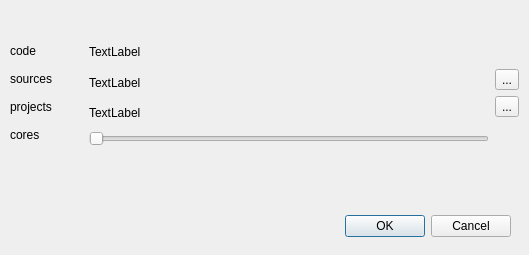
First picture: the form in gui/dialog_conf.ui, repository davidboutelier/PyTecPIV, before the edit.
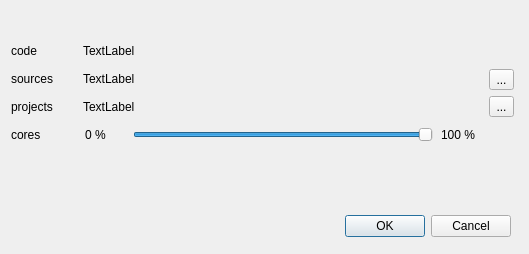
Second picture: the form after the edit.

The edit to the form file:
```diff
--- a/gui/dialog_conf.ui
+++ b/gui/dialog_conf.ui
@@ -7,7 +7,7 @@
     <x>0</x>
     <y>0</y>
     <width>529</width>
-    <height>255</height>
+    <height>254</height>
    </rect>
   </property>
   <property name="windowTitle">
@@ -29,12 +29,12 @@
     <set>QDialogButtonBox::Cancel|QDialogButtonBox::Ok</set>
    </property>
   </widget>
-  <widget class="QWidget" name="layoutWidget">
+  <widget class="QWidget" name="">
    <property name="geometry">
     <rect>
-     <x>10</x>
+     <x>11</x>
      <y>40</y>
-     <width>509</width>
+     <width>503</width>
      <height>106</height>
     </rect>
    </property>
@@ -149,7 +149,34 @@
        </widget>
       </item>
       <item>
-       <widget class="QSlider" name="horizontalSlider">
+       <layout class="QHBoxLayout" name="horizontalLayout_2">
+        <item>
+         <widget class="QLabel" name="label_3">
+          <property name="sizePolicy">
+           <sizepolicy hsizetype="Fixed" vsizetype="Preferred">
+            <horstretch>0</horstretch>
+            <verstretch>0</verstretch>
+           </sizepolicy>
+          </property>
+          <property name="minimumSize">
+           <size>
+            <width>40</width>
+            <height>0</height>
+           </size>
+          </property>
+          <property name="maximumSize">
+           <size>
+            <width>40</width>
+            <height>16777215</height>
+           </size>
+          </property>
+          <property name="text">
+           <string>0 %</string>
+          </property>
+         </widget>
+        </item>
+        <item>
+         <widget class="QSlider" name="SliderCores">
         <property name="sizePolicy">
          <sizepolicy hsizetype="Fixed" vsizetype="Fixed">
           <horstretch>0</horstretch>
@@ -158,20 +185,53 @@
         </property>
         <property name="minimumSize">
          <size>
-          <width>400</width>
+            <width>300</width>
           <height>0</height>
          </size>
         </property>
         <property name="maximumSize">
          <size>
-          <width>400</width>
+            <width>300</width>
           <height>16777215</height>
          </size>
         </property>
+          <property name="maximum">
+           <number>100</number>
+          </property>
+          <property name="value">
+           <number>100</number>
+          </property>
         <property name="orientation">
          <enum>Qt::Horizontal</enum>
         </property>
        </widget>
+        </item>
+        <item>
+         <widget class="QLabel" name="label_2">
+          <property name="sizePolicy">
+           <sizepolicy hsizetype="Fixed" vsizetype="Preferred">
+            <horstretch>0</horstretch>
+            <verstretch>0</verstretch>
+           </sizepolicy>
+          </property>
+          <property name="minimumSize">
+           <size>
+            <width>40</width>
+            <height>0</height>
+           </size>
+          </property>
+          <property name="maximumSize">
+           <size>
+            <width>40</width>
+            <height>16777215</height>
+           </size>
+          </property>
+          <property name="text">
+           <string>100 %</string>
+          </property>
+         </widget>
+        </item>
+       </layout>
       </item>
      </layout>
     </item>
@@ -192,6 +252,18 @@
       </item>
       <item>
        <widget class="QToolButton" name="set_sources_button">
+        <property name="minimumSize">
+         <size>
+          <width>25</width>
+          <height>0</height>
+         </size>
+        </property>
+        <property name="maximumSize">
+         <size>
+          <width>25</width>
+          <height>16777215</height>
+         </size>
+        </property>
         <property name="text">
          <string>...</string>
         </property>
@@ -199,6 +271,18 @@
       </item>
       <item>
        <widget class="QToolButton" name="set_projects_button">
+        <property name="minimumSize">
+         <size>
+          <width>25</width>
+          <height>0</height>
+         </size>
+        </property>
+        <property name="maximumSize">
+         <size>
+          <width>25</width>
+          <height>16777215</height>
+         </size>
+        </property>
         <property name="text">
          <string>...</string>
         </property>
```
Lines whose indentation alone changed are shown as unchanged.
